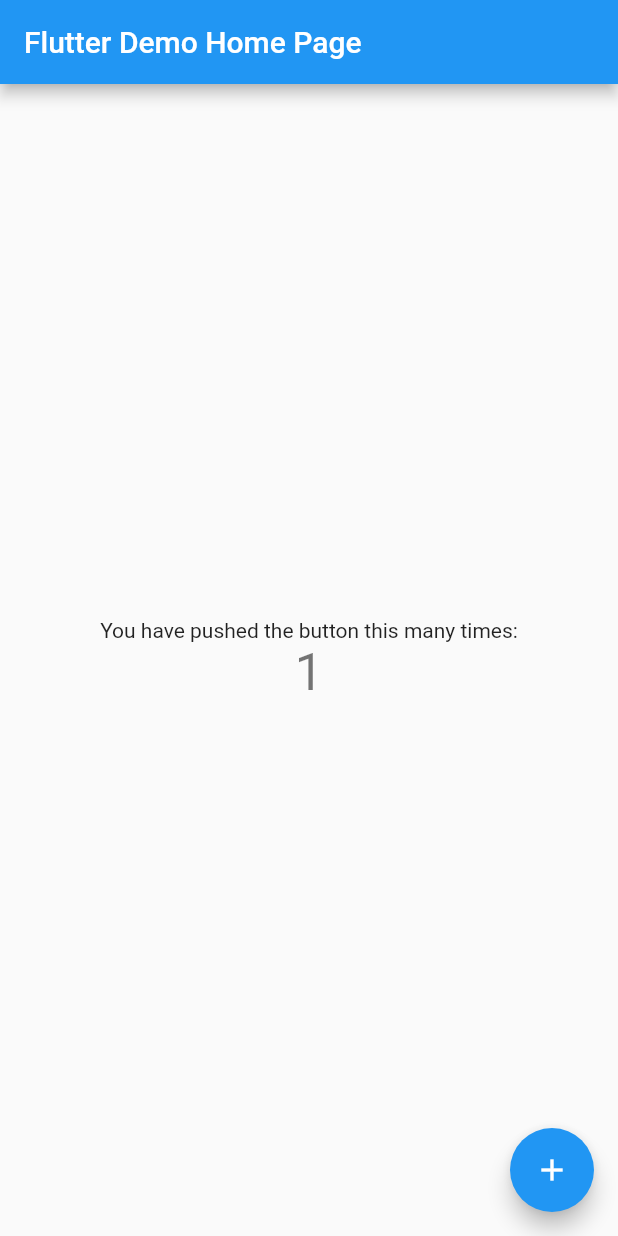
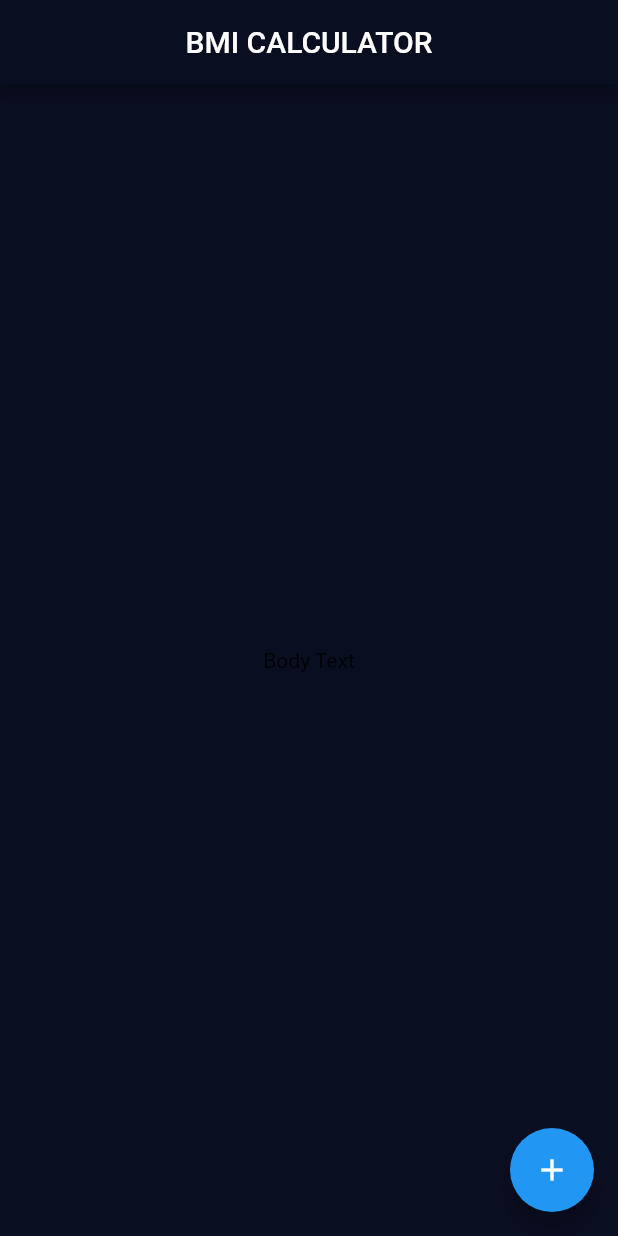
Before and after one commit to HimJan7/bmi_calculator, a Flutter app: the screen it shows after launch, after a tap on the "add" icon, on a phone screen of 412 x 824 dp. Run offline on Flutter 3.47's test engine with Material 2 defaults, Android fonts, the phone set to English and light mode, and no system bars.

Commit message:
[themeAdd]

```diff
--- a/lib/main.dart
+++ b/lib/main.dart
@@ -1,115 +1,64 @@
 import 'package:flutter/material.dart';
 
-void main() {
-  runApp(const MyApp());
-}
+void main() => runApp(BMICalculator());
 
-class MyApp extends StatelessWidget {
-  const MyApp({super.key});
+class BMICalculator extends StatelessWidget {
+  BMICalculator({super.key});
 
-  // This widget is the root of your application.
+  final MaterialColor customPrimaryColor = MaterialColor(
+    0xFF0A0E21,
+    <int, Color>{
+      50: Color(0xFFE3F2FD),
+      100: Color(0xFFBBDEFB),
+      200: Color(0xFF90CAF9),
+      300: Color(0xFF64B5F6),
+      400: Color(0xFF42A5F5),
+      500: Color(0xFF2196F3),
+      600: Color(0xFF1E88E5),
+      700: Color(0xFF1976D2),
+      800: Color(0xFF1565C0),
+      900: Color(0xFF0D47A1),
+    },
+  );
+
   @override
   Widget build(BuildContext context) {
     return MaterialApp(
-      title: 'Flutter Demo',
       theme: ThemeData(
-        // This is the theme of your application.
-        //
-        // Try running your application with "flutter run". You'll see the
-        // application has a blue toolbar. Then, without quitting the app, try
-        // changing the primarySwatch below to Colors.green and then invoke
-        // "hot reload" (press "r" in the console where you ran "flutter run",
-        // or simply save your changes to "hot reload" in a Flutter IDE).
-        // Notice that the counter didn't reset back to zero; the application
-        // is not restarted.
-        primarySwatch: Colors.blue,
+        colorScheme: ColorScheme.fromSwatch().copyWith(
+          primary: const Color(0xFF0A0E21),
+        ),
+        scaffoldBackgroundColor: Color.fromRGBO(10, 14, 33, 1.000),
       ),
-      home: const MyHomePage(title: 'Flutter Demo Home Page'),
+      home: InputPage(),
     );
   }
 }
+//Color.fromARGB(1, 10, 14, 34)
+//Color(0x0A0E21),
 
-class MyHomePage extends StatefulWidget {
-  const MyHomePage({super.key, required this.title});
-
-  // This widget is the home page of your application. It is stateful, meaning
-  // that it has a State object (defined below) that contains fields that affect
-  // how it looks.
-
-  // This class is the configuration for the state. It holds the values (in this
-  // case the title) provided by the parent (in this case the App widget) and
-  // used by the build method of the State. Fields in a Widget subclass are
-  // always marked "final".
-
-  final String title;
+class InputPage extends StatefulWidget {
+  const InputPage({super.key});
 
   @override
-  State<MyHomePage> createState() => _MyHomePageState();
+  InputPageState createState() => InputPageState();
 }
 
-class _MyHomePageState extends State<MyHomePage> {
-  int _counter = 0;
-
-  void _incrementCounter() {
-    setState(() {
-      // This call to setState tells the Flutter framework that something has
-      // changed in this State, which causes it to rerun the build method below
-      // so that the display can reflect the updated values. If we changed
-      // _counter without calling setState(), then the build method would not be
-      // called again, and so nothing would appear to happen.
-      _counter++;
-    });
-  }
-
+class InputPageState extends State<InputPage> {
   @override
   Widget build(BuildContext context) {
-    // This method is rerun every time setState is called, for instance as done
-    // by the _incrementCounter method above.
-    //
-    // The Flutter framework has been optimized to make rerunning build methods
-    // fast, so that you can just rebuild anything that needs updating rather
-    // than having to individually change instances of widgets.
     return Scaffold(
       appBar: AppBar(
-        // Here we take the value from the MyHomePage object that was created by
-        // the App.build method, and use it to set our appbar title.
-        title: Text(widget.title),
+        centerTitle: true,
+        title: Text('BMI CALCULATOR'),
       ),
       body: Center(
-        // Center is a layout widget. It takes a single child and positions it
-        // in the middle of the parent.
-        child: Column(
-          // Column is also a layout widget. It takes a list of children and
-          // arranges them vertically. By default, it sizes itself to fit its
-          // children horizontally, and tries to be as tall as its parent.
-          //
-          // Invoke "debug painting" (press "p" in the console, choose the
-          // "Toggle Debug Paint" action from the Flutter Inspector in Android
-          // Studio, or the "Toggle Debug Paint" command in Visual Studio Code)
-          // to see the wireframe for each widget.
-          //
-          // Column has various properties to control how it sizes itself and
-          // how it positions its children. Here we use mainAxisAlignment to
-          // center the children vertically; the main axis here is the vertical
-          // axis because Columns are vertical (the cross axis would be
-          // horizontal).
-          mainAxisAlignment: MainAxisAlignment.center,
-          children: <Widget>[
-            const Text(
-              'You have pushed the button this many times:',
-            ),
-            Text(
-              '$_counter',
-              style: Theme.of(context).textTheme.headlineMedium,
-            ),
-          ],
-        ),
+        child: Text('Body Text'),
       ),
       floatingActionButton: FloatingActionButton(
-        onPressed: _incrementCounter,
-        tooltip: 'Increment',
-        child: const Icon(Icons.add),
-      ), // This trailing comma makes auto-formatting nicer for build methods.
+        onPressed: () {},
+        child: Icon(Icons.add),
+      ),
     );
   }
 }
```
